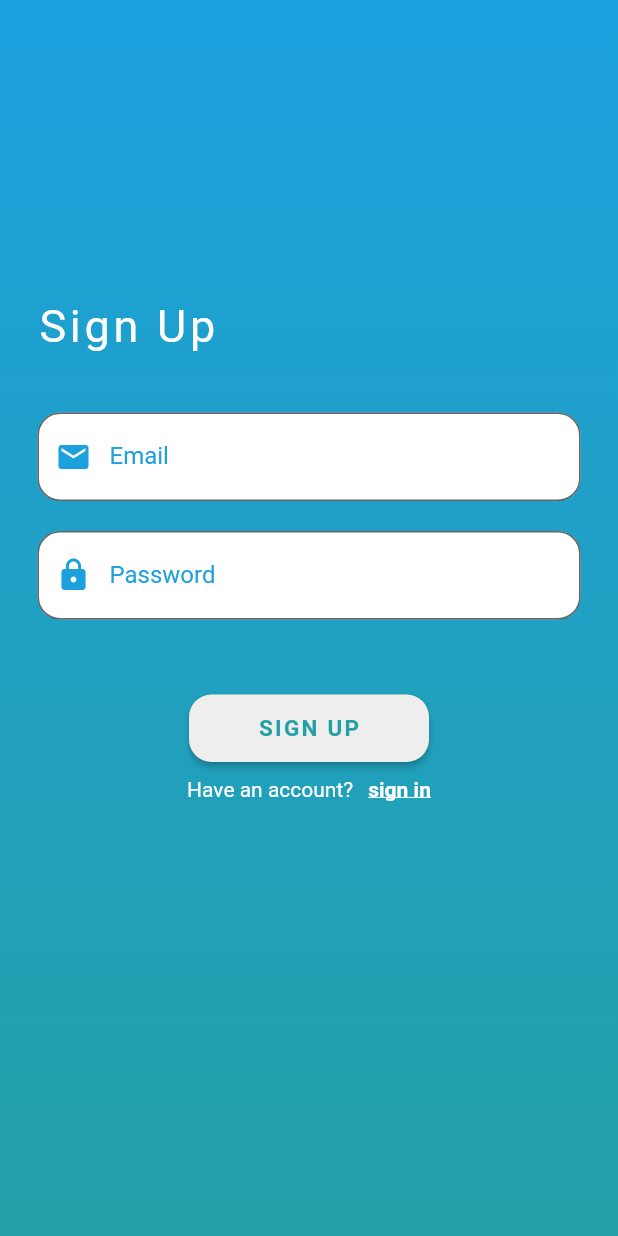
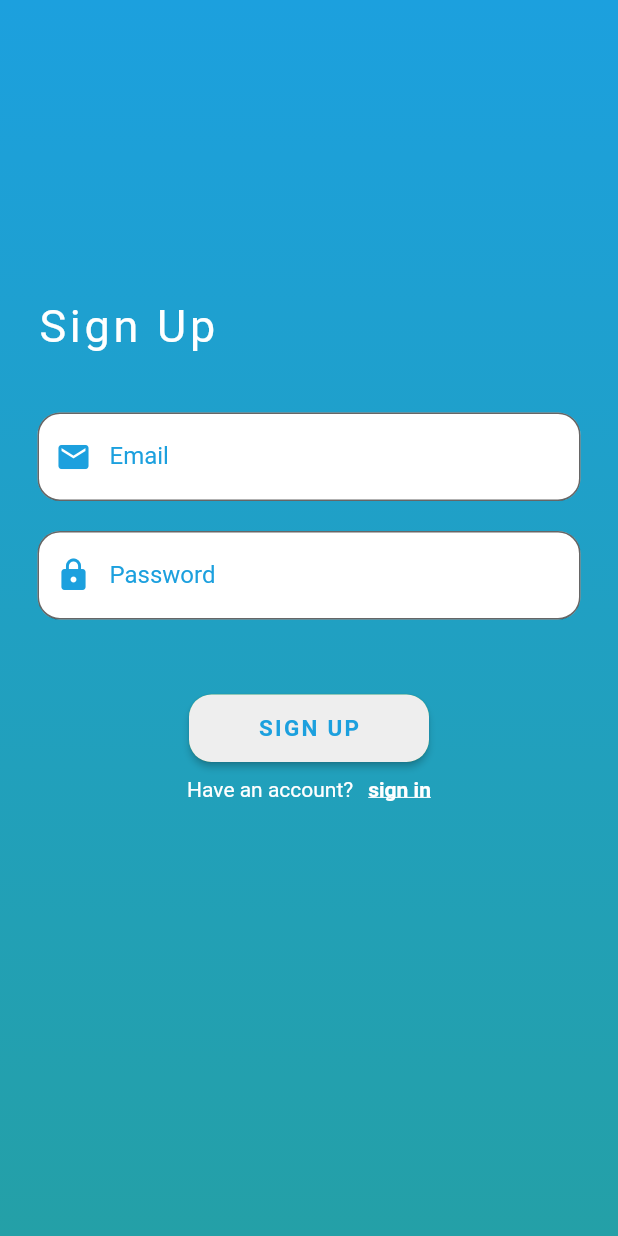
Before and after one commit to Sultanmahfouz/StepsTrackerPrototype-, a Flutter app: the screen it shows after launch, on a phone screen of 412 x 824 dp. Run offline on Flutter 3.47's test engine with Material 2 defaults, Android fonts, the phone set to English and light mode, and no system bars.

Commit message:
enhance text input color

```diff
--- a/lib/screens/authentication/components/button.dart
+++ b/lib/screens/authentication/components/button.dart
@@ -28,7 +28,7 @@ class AuthButton extends StatelessWidget {
         child: Text(
           title,
           style: TextStyle(
-            color: secondaryColor,
+            color: primaryColor,
             fontSize: 15,
             fontWeight: FontWeight.bold,
             letterSpacing: 1.5,
--- a/lib/screens/authentication/login.dart
+++ b/lib/screens/authentication/login.dart
@@ -42,6 +42,7 @@ class _LoginState extends State<Login> {
                       TextFormField(
                         validator: (value) =>
                             value.isEmpty ? 'Enter a valid email' : null,
+                        style: TextStyle(color: primaryColor),
                         onChanged: (value) {
                           setState(() {
                             email = value;
@@ -57,6 +58,7 @@ class _LoginState extends State<Login> {
                         validator: (value) => value.length < 6
                             ? 'Enter a valid password more than 6 characters'
                             : null,
+                        style: TextStyle(color: primaryColor),
                         onChanged: (value) {
                           setState(() {
                             password = value;
--- a/lib/screens/authentication/registration.dart
+++ b/lib/screens/authentication/registration.dart
@@ -43,6 +43,7 @@ class _RegisterationState extends State<Registeration> {
                       TextFormField(
                         validator: (value) =>
                             value.isEmpty ? 'Enter a valid email' : null,
+                        style: TextStyle(color: primaryColor),
                         onChanged: (value) {
                           setState(() {
                             email = value;
@@ -58,6 +59,7 @@ class _RegisterationState extends State<Registeration> {
                         validator: (value) => value.length < 6
                             ? 'Enter a valid password more than 6 characters'
                             : null,
+                        style: TextStyle(color: primaryColor),
                         onChanged: (value) {
                           setState(() {
                             password = value;
```
